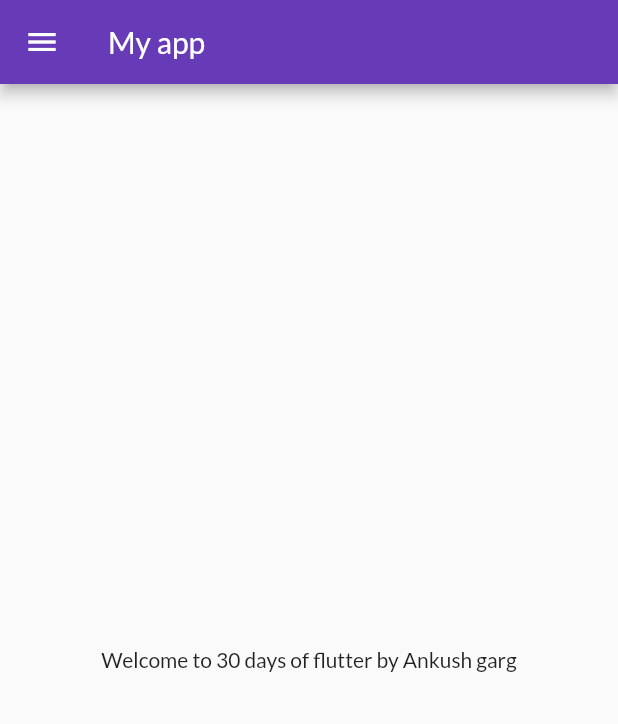
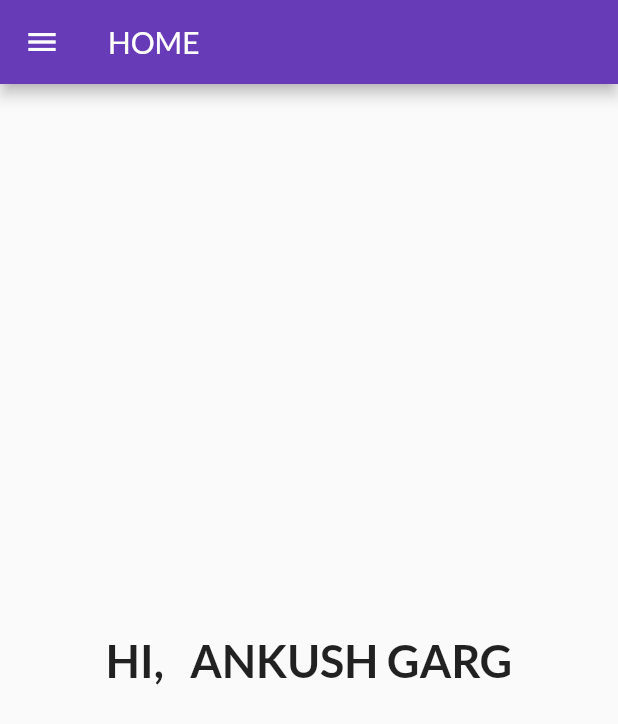
Before and after one commit to ankushgarg04/CarRentalApp, a Flutter app: the HomePage screen opened by its route, on a phone screen of 412 x 824 dp. Shown: the top 724 px of the screen. Run offline on Flutter 3.47's test engine with Material 2 defaults, Android fonts, the phone set to English and light mode, and no system bars; our stand-ins replace google_fonts.

Commit message:
day5 completed

```diff
--- a/lib/pages/home_page.dart
+++ b/lib/pages/home_page.dart
@@ -8,11 +8,17 @@ class HomePage extends StatelessWidget {
   Widget build(BuildContext context) {
     return Scaffold(
       appBar: AppBar(
-        title: Text("My app"),
+        title: Text("HOME"),
       ),
       body: Center(
         child: Container(
-          child: Text("Welcome to $days days of flutter by $name"),
+          child: Text(
+            "HI,   ANKUSH GARG",
+            style: TextStyle(
+              fontSize: 30,
+              fontWeight: FontWeight.bold,
+            ),
+            ),
         ),
       ),
       drawer: Drawer(),
```
Also changed, not shown: lib/main.dart (+5 -4 lines), lib/pages/login_page.dart (+15 -15 lines), assets/images/login_car.png (added).
